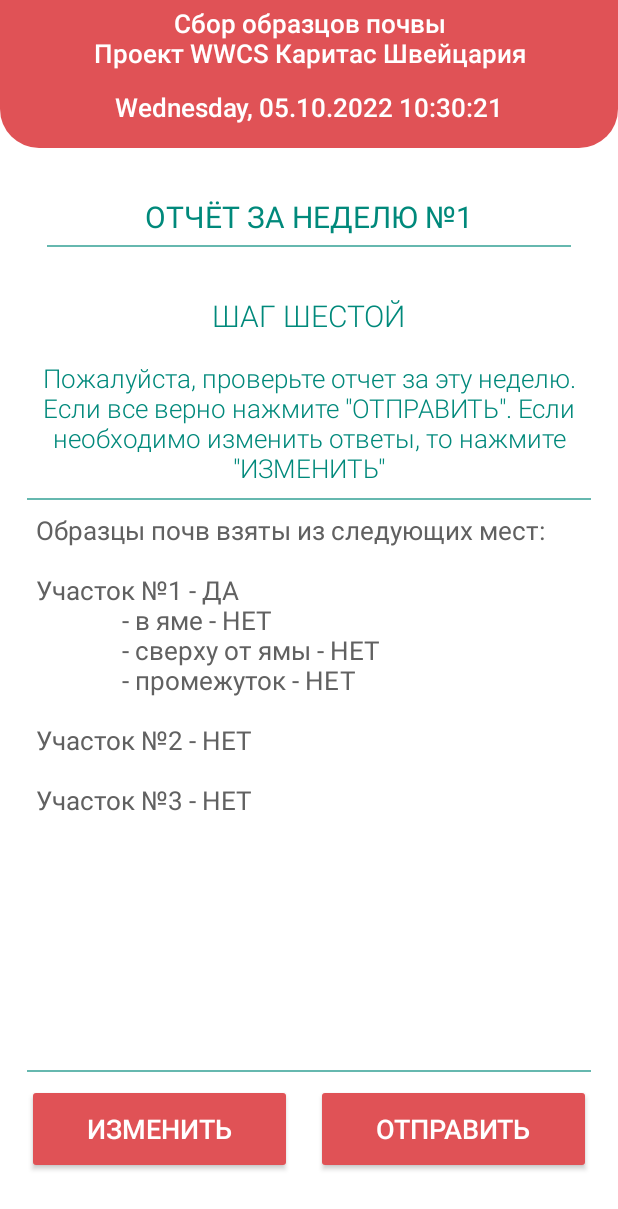
After one commit to khush-byte/SoilMoisture, an Android app: the ReportFragment screen opened through its navigation route, on a phone screen of 412 x 824 dp. The commit adds this screen. Shown: the top 1209 px of the screen. Run offline under Robolectric (Android 15) with nearby library versions, the phone set to English and light mode, and no system bars.

Commit message:
pre final v2

```diff
--- a/app/src/main/java/com/example/soilmoisture/MainActivity.java
+++ b/app/src/main/java/com/example/soilmoisture/MainActivity.java
@@ -95,7 +95,7 @@ public class MainActivity extends AppCompatActivity {
     public static int second_depth_plot3_sample3_index = -1;
     public static int third_depth_plot3_sample3_index = -1;
     //------
-    private String week_number = "1";
+    public String week_number = "1";
     public static int main_yes_number = 0;
     public static int plot_yes_number = 0;
     public static int plot1_yes_number = 0;
@@ -167,7 +167,7 @@ public class MainActivity extends AppCompatActivity {
         data_field.setText(day + ", " + date);
     }
 
-    /*public void getRecommendation() {
+    /*public void getUpdate() {
         String currentDate = new SimpleDateFormat("yyyy-MM-dd HH:mm:ss", Locale.getDefault()).format(new Date());
         String sign = MD5(currentDate + "bCctS9eqoYaZl21a");
         rec_data.clear();
@@ -226,7 +226,7 @@ public class MainActivity extends AppCompatActivity {
         thread.start();
     }*/
 
-    /*public void setUpdate() {
+    /*public void setData() {
         String currentDate = new SimpleDateFormat("yyyy-MM-dd HH:mm:ss", Locale.getDefault()).format(new Date());
         String sign = MD5(currentDate + "bCctS9eqoYaZl21a");
         rec_data.clear();
--- /dev/null
+++ b/app/src/main/res/layout/fragment_report.xml
@@ -0,0 +1,190 @@
+<?xml version="1.0" encoding="utf-8"?>
+<FrameLayout xmlns:android="http://schemas.android.com/apk/res/android"
+    xmlns:app="http://schemas.android.com/apk/res-auto"
+    xmlns:tools="http://schemas.android.com/tools"
+    android:layout_width="match_parent"
+    android:layout_height="match_parent"
+    tools:context=".ReportFragment">
+
+    <androidx.constraintlayout.widget.ConstraintLayout
+        android:layout_width="match_parent"
+        android:layout_height="match_parent"
+        android:background="@color/white">
+
+        <TextView
+            android:id="@+id/report_info"
+            android:layout_width="wrap_content"
+            android:layout_height="wrap_content"
+            android:layout_marginTop="32dp"
+            android:fontFamily="sans-serif-thin"
+            android:text="ОТЧЁТ ЗА НЕДЕЛЮ №0"
+            android:textColor="#00897B"
+            android:textSize="20sp"
+            android:textStyle="bold"
+            app:layout_constraintEnd_toEndOf="parent"
+            app:layout_constraintStart_toStartOf="parent"
+            app:layout_constraintTop_toTopOf="parent"
+            tools:ignore="HardcodedText" />
+
+        <TextView
+            android:id="@+id/info_text6"
+            android:layout_width="wrap_content"
+            android:layout_height="wrap_content"
+            android:layout_marginTop="32dp"
+            android:fontFamily="sans-serif-light"
+            android:text="ШАГ ШЕСТОЙ"
+            android:textColor="#00897B"
+            android:textSize="20sp"
+            app:layout_constraintEnd_toEndOf="parent"
+            app:layout_constraintStart_toStartOf="parent"
+            app:layout_constraintTop_toBottomOf="@+id/divider4"
+            tools:ignore="HardcodedText" />
+
+        <TextView
+            android:id="@+id/info_text10"
+            android:layout_width="0dp"
+            android:layout_height="wrap_content"
+            android:layout_marginStart="12dp"
+            android:layout_marginTop="16dp"
+            android:layout_marginEnd="12dp"
+            android:fontFamily="sans-serif-light"
+            android:gravity="center"
+            android:text="Пожалуйста, проверьте отчет за эту неделю. Если все верно нажмите &quot;ОТПРАВИТЬ&quot;. Если необходимо изменить ответы, то нажмите &quot;ИЗМЕНИТЬ&quot;"
+            android:textColor="#00897B"
+            android:textSize="17sp"
+            app:layout_constraintEnd_toEndOf="parent"
+            app:layout_constraintHorizontal_bias="0.0"
+            app:layout_constraintStart_toStartOf="parent"
+            app:layout_constraintTop_toBottomOf="@+id/info_text6"
+            tools:ignore="HardcodedText" />
+
+        <View
+            android:id="@+id/divider4"
+            android:layout_width="0dp"
+            android:layout_height="1dp"
+            android:layout_marginStart="31dp"
+            android:layout_marginTop="5dp"
+            android:layout_marginEnd="31dp"
+            android:background="#9900897B"
+            app:layout_constraintEnd_toEndOf="parent"
+            app:layout_constraintHorizontal_bias="0.5"
+            app:layout_constraintStart_toStartOf="parent"
+            app:layout_constraintTop_toBottomOf="@+id/report_info" />
+
+        <androidx.constraintlayout.widget.Guideline
+            android:id="@+id/guideline2"
+            android:layout_width="wrap_content"
+            android:layout_height="wrap_content"
+            android:orientation="horizontal"
+            app:layout_constraintGuide_percent="0.86" />
+
+        <View
+            android:id="@+id/divider5"
+            android:layout_width="0dp"
+            android:layout_height="1dp"
+            android:layout_marginStart="18dp"
+            android:layout_marginTop="8dp"
+            android:layout_marginEnd="18dp"
+            android:background="#9900897B"
+            app:layout_constraintEnd_toEndOf="parent"
+            app:layout_constraintHorizontal_bias="0.5"
+            app:layout_constraintStart_toStartOf="parent"
+            app:layout_constraintTop_toBottomOf="@+id/info_text10" />
+
+        <ScrollView
+            style="@android:style/Widget.Holo.ScrollView"
+            android:layout_width="fill_parent"
+            android:layout_height="0dp"
+            android:layout_marginStart="16dp"
+            android:layout_marginEnd="16dp"
+            android:fadeScrollbars="false"
+            android:scrollbars="vertical"
+            android:verticalScrollbarPosition="right"
+            android:visibility="visible"
+            app:layout_constraintBottom_toTopOf="@+id/divider7"
+            app:layout_constraintEnd_toEndOf="parent"
+            app:layout_constraintStart_toStartOf="parent"
+            app:layout_constraintTop_toBottomOf="@+id/divider5">
+
+            <LinearLayout
+                android:id="@+id/linearLayout"
+                android:layout_width="match_parent"
+                android:layout_height="match_parent"
+                android:layout_marginStart="8dp"
+                android:layout_marginTop="8dp"
+                android:layout_marginEnd="8dp"
+                android:layout_marginBottom="8dp"
+                android:orientation="vertical"
+                android:weightSum="100"
+                app:layout_constraintBottom_toTopOf="@+id/divider7"
+                app:layout_constraintEnd_toEndOf="parent"
+                app:layout_constraintStart_toStartOf="parent"
+                app:layout_constraintTop_toBottomOf="@+id/divider5">
+
+                <TextView
+                    android:id="@+id/report_text"
+                    android:layout_width="match_parent"
+                    android:layout_height="match_parent"
+                    android:gravity="center_horizontal|left"
+                    android:text="TextView"
+                    android:textColor="#616161"
+                    android:textSize="17sp" />
+            </LinearLayout>
+        </ScrollView>
+
+        <View
+            android:id="@+id/divider7"
+            android:layout_width="0dp"
+            android:layout_height="1dp"
+            android:layout_marginStart="18dp"
+            android:layout_marginEnd="18dp"
+            android:layout_marginBottom="8dp"
+            android:background="#9900897B"
+            app:layout_constraintBottom_toTopOf="@+id/guideline2"
+            app:layout_constraintEnd_toEndOf="parent"
+            app:layout_constraintHorizontal_bias="0.5"
+            app:layout_constraintStart_toStartOf="parent" />
+
+        <Button
+            android:id="@+id/report_back"
+            style="@style/Widget.AppCompat.Button.Colored"
+            android:layout_width="wrap_content"
+            android:layout_height="60dp"
+            android:layout_marginStart="2dp"
+            android:backgroundTint="@color/teal_700"
+            android:elevation="4dp"
+            android:gravity="center"
+            android:paddingLeft="40dp"
+            android:paddingRight="40dp"
+            android:text="ИЗМЕНИТЬ"
+            android:textColor="@color/white"
+            android:textSize="18sp"
+            app:layout_constraintEnd_toStartOf="@+id/report_next"
+            app:layout_constraintHorizontal_bias="0.5"
+            app:layout_constraintHorizontal_chainStyle="spread"
+            app:layout_constraintStart_toStartOf="parent"
+            app:layout_constraintTop_toTopOf="@+id/guideline2"
+            tools:ignore="HardcodedText" />
+
+        <Button
+            android:id="@+id/report_next"
+            style="@style/Widget.AppCompat.Button.Colored"
+            android:layout_width="wrap_content"
+            android:layout_height="60dp"
+            android:layout_marginEnd="2dp"
+            android:backgroundTint="@color/teal_700"
+            android:elevation="4dp"
+            android:gravity="center"
+            android:paddingLeft="40dp"
+            android:paddingRight="40dp"
+            android:text="ОТПРАВИТЬ"
+            android:textColor="@color/white"
+            android:textSize="18sp"
+            app:layout_constraintEnd_toEndOf="parent"
+            app:layout_constraintHorizontal_bias="0.5"
+            app:layout_constraintStart_toEndOf="@+id/report_back"
+            app:layout_constraintTop_toTopOf="@+id/guideline2"
+            tools:ignore="HardcodedText" />
+
+    </androidx.constraintlayout.widget.ConstraintLayout>
+</FrameLayout>
--- a/app/src/main/res/layout/fragment_sample.xml
+++ b/app/src/main/res/layout/fragment_sample.xml
@@ -62,7 +62,7 @@
             android:layout_marginEnd="32dp"
             android:fontFamily="sans-serif-light"
             android:gravity="center"
-            android:text="Пожалуйста отметьте глубины с которых взята проба грунта"
+            android:text="Пожалуйста отметьте глубину с которых взята проба грунта"
             android:textColor="#00897B"
             android:textSize="20sp"
             app:layout_constraintEnd_toEndOf="parent"
--- a/app/src/main/res/navigation/nav_graph_main.xml
+++ b/app/src/main/res/navigation/nav_graph_main.xml
@@ -34,4 +34,9 @@
         android:name="com.example.soilmoisture.SampleFragment"
         android:label="fragment_sample"
         tools:layout="@layout/fragment_sample" />
+    <fragment
+        android:id="@+id/reportFragment"
+        android:name="com.example.soilmoisture.ReportFragment"
+        android:label="fragment_report"
+        tools:layout="@layout/fragment_report" />
 </navigation>
```
Also changed, not shown: app/src/main/java/com/example/soilmoisture/MainFragment.java (+9 -1 lines), app/src/main/java/com/example/soilmoisture/ReportFragment.java (added, +417 -0 lines), app/src/main/java/com/example/soilmoisture/tools/MyArray.java (deleted, +0 -8 lines), app/src/main/res/layout/fragment_main.xml (+13 -13 lines).
